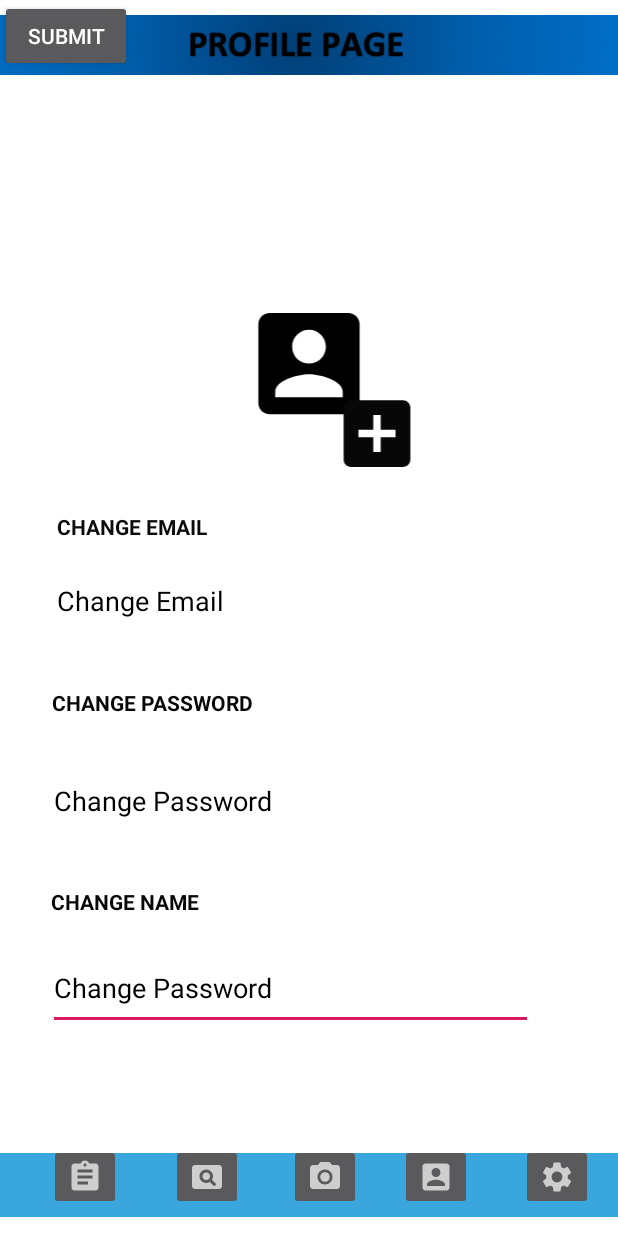
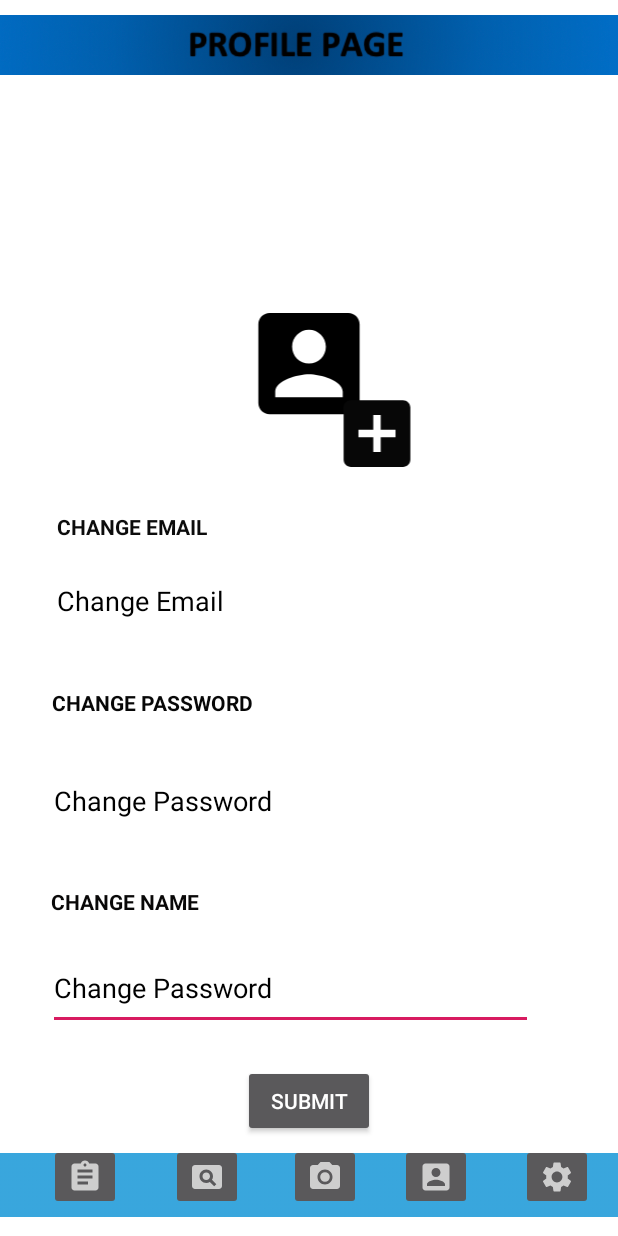
Before and after one commit to Ssak4395/digidocs, an Android app: the Profile screen opened directly, with no data from a screen before it, on a phone screen of 412 x 824 dp. Run offline under Robolectric (Android 15) with nearby library versions, the light colour scheme and no system bars; our stand-ins replace Firebase (no records; nobody signed in at launch, a user with empty details on screens opened directly); Roboto replaces fonts that are not available here.

Commit message:
a bug fix

```diff
--- a/app/src/main/res/layout/profile_page.xml
+++ b/app/src/main/res/layout/profile_page.xml
@@ -244,8 +244,12 @@
             android:layout_width="wrap_content"
             android:layout_height="wrap_content"
             android:text="Submit"
-            tools:layout_editor_absoluteX="155dp"
-            tools:layout_editor_absoluteY="612dp" />
+            app:layout_constraintBottom_toBottomOf="parent"
+            app:layout_constraintEnd_toEndOf="parent"
+            app:layout_constraintHorizontal_bias="0.501"
+            app:layout_constraintStart_toStartOf="parent"
+            app:layout_constraintTop_toTopOf="parent"
+            app:layout_constraintVertical_bias="0.915" />
 
     </androidx.constraintlayout.widget.ConstraintLayout>
 
```
